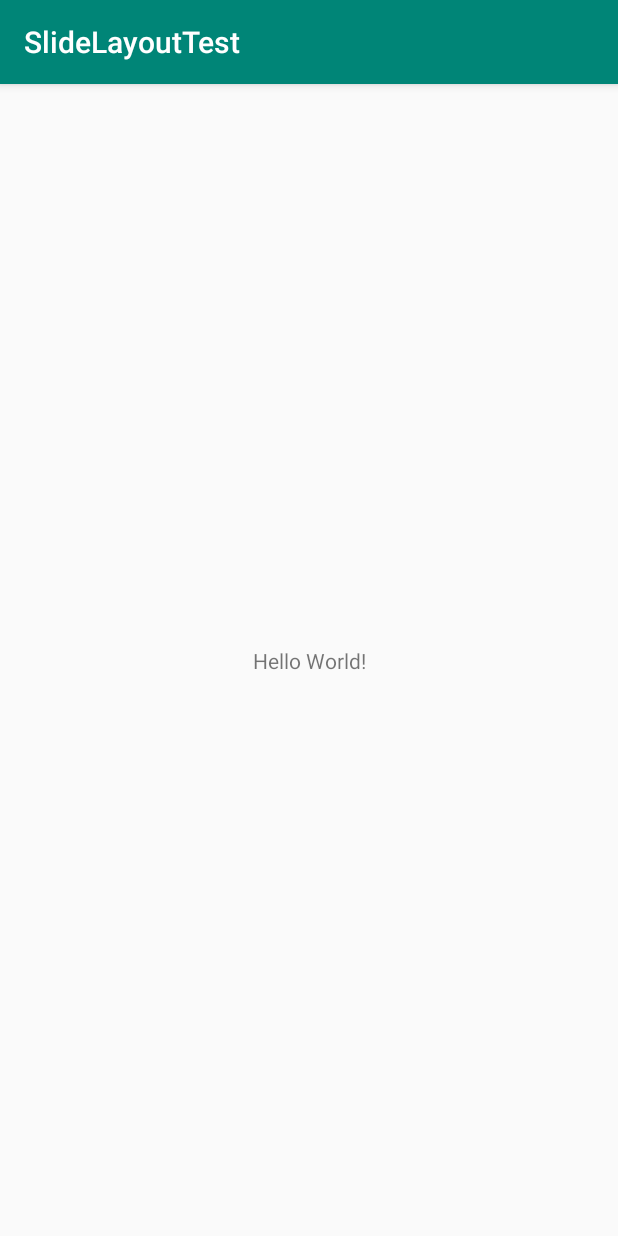
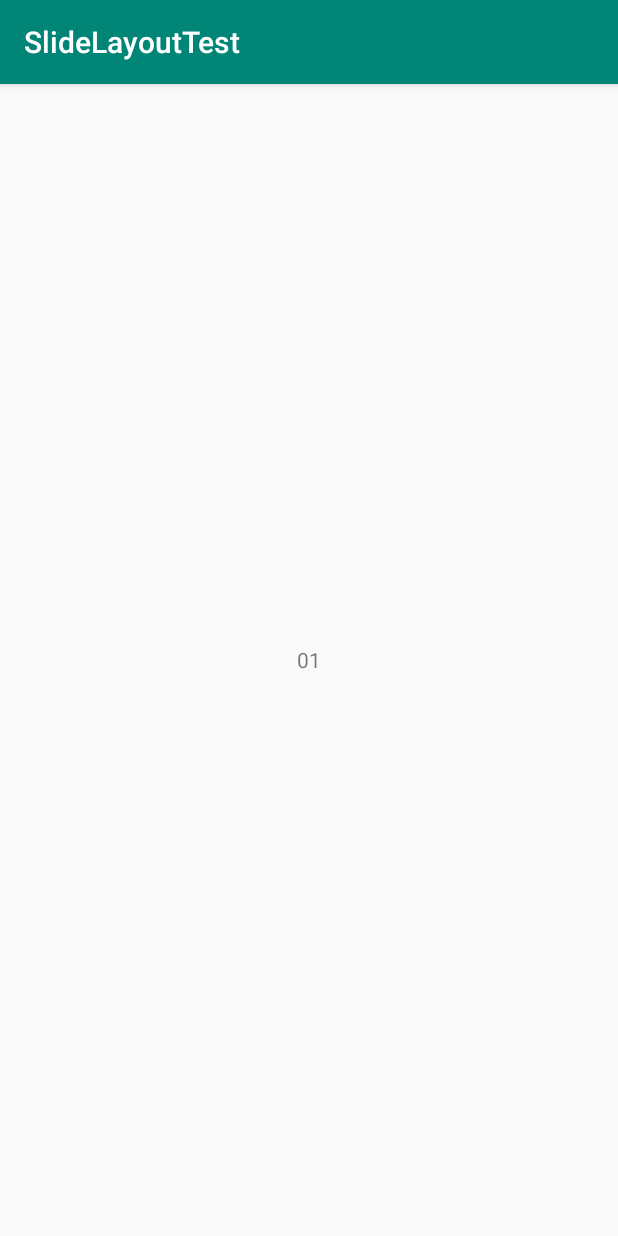
Before and after one commit to DerrickPikachu/SlideLayoutTest, an Android app: the screen it shows after launch (MainActivity), on a phone screen of 412 x 824 dp. Run offline under Robolectric (Android 15) with nearby library versions, the phone set to English and light mode, and no system bars.

Commit message:
prototype of silde layout

```diff
--- a/app/src/main/java/com/example/slidelayouttest/MainActivity.java
+++ b/app/src/main/java/com/example/slidelayouttest/MainActivity.java
@@ -1,14 +1,34 @@
 package com.example.slidelayouttest;
 
 import androidx.appcompat.app.AppCompatActivity;
+import androidx.viewpager.widget.ViewPager;
 
 import android.os.Bundle;
+import android.view.LayoutInflater;
+import android.view.View;
+
+import java.util.ArrayList;
 
 public class MainActivity extends AppCompatActivity {
+
+    ViewPager pager;
+    ArrayList<View> pagerList;
 
     @Override
     protected void onCreate(Bundle savedInstanceState) {
         super.onCreate(savedInstanceState);
         setContentView(R.layout.activity_main);
+        pager = findViewById(R.id.page);
+
+        LayoutInflater inflater = getLayoutInflater().from(this);
+        View v1 = inflater.inflate(R.layout.layout1, null);
+        View v2 = inflater.inflate(R.layout.layout2, null);
+        pagerList = new ArrayList<>();
+        pagerList.add(v1);
+        pagerList.add(v2);
+
+        pager.setAdapter(new MyPagerAdapter(pagerList));
+        pager.setCurrentItem(0);
+        System.out.println("132543265437654");
     }
 }
--- /dev/null
+++ b/app/src/main/java/com/example/slidelayouttest/MyPagerAdapter.java
@@ -0,0 +1,39 @@
+package com.example.slidelayouttest;
+
+import android.view.View;
+import android.view.ViewGroup;
+
+import androidx.annotation.NonNull;
+import androidx.viewpager.widget.PagerAdapter;
+
+import java.util.ArrayList;
+
+public class MyPagerAdapter extends PagerAdapter {
+    private ArrayList<View> viewList;
+
+    public MyPagerAdapter(ArrayList<View> list) {
+        viewList = list;
+    }
+
+    @Override
+    public void destroyItem(ViewGroup container, int position, Object object) {
+        container.removeView((View) object);
+    }
+
+    @Override
+    public Object instantiateItem(ViewGroup container, int position) {
+        View view = viewList.get(position);
+        container.addView(view);
+        return view;
+    }
+
+    @Override
+    public int getCount() {
+        return viewList.size();
+    }
+
+    @Override
+    public boolean isViewFromObject(@NonNull View view, @NonNull Object object) {
+        return view == object;
+    }
+}
--- a/app/src/main/res/layout/activity_main.xml
+++ b/app/src/main/res/layout/activity_main.xml
@@ -1,18 +1,8 @@
 <?xml version="1.0" encoding="utf-8"?>
-<androidx.constraintlayout.widget.ConstraintLayout xmlns:android="http://schemas.android.com/apk/res/android"
+<androidx.viewpager.widget.ViewPager xmlns:android="http://schemas.android.com/apk/res/android"
     xmlns:app="http://schemas.android.com/apk/res-auto"
     xmlns:tools="http://schemas.android.com/tools"
+    android:id="@+id/page"
     android:layout_width="match_parent"
     android:layout_height="match_parent"
-    tools:context=".MainActivity">
-
-    <TextView
-        android:layout_width="wrap_content"
-        android:layout_height="wrap_content"
-        android:text="Hello World!"
-        app:layout_constraintBottom_toBottomOf="parent"
-        app:layout_constraintLeft_toLeftOf="parent"
-        app:layout_constraintRight_toRightOf="parent"
-        app:layout_constraintTop_toTopOf="parent" />
-
-</androidx.constraintlayout.widget.ConstraintLayout>
+    tools:context=".MainActivity"></androidx.viewpager.widget.ViewPager>
--- /dev/null
+++ b/app/src/main/res/layout/layout1.xml
@@ -0,0 +1,11 @@
+<?xml version="1.0" encoding="utf-8"?>
+<LinearLayout xmlns:android="http://schemas.android.com/apk/res/android"
+    android:layout_width="match_parent"
+    android:layout_height="match_parent"
+    android:orientation="vertical"
+    android:gravity="center">
+    <TextView
+        android:layout_width="wrap_content"
+        android:layout_height="wrap_content"
+        android:text="01"/>
+</LinearLayout>
--- /dev/null
+++ b/app/src/main/res/layout/layout2.xml
@@ -0,0 +1,11 @@
+<?xml version="1.0" encoding="utf-8"?>
+<LinearLayout xmlns:android="http://schemas.android.com/apk/res/android"
+    android:layout_width="match_parent"
+    android:layout_height="match_parent"
+    android:orientation="vertical"
+    android:gravity="center">
+    <TextView
+        android:layout_width="wrap_content"
+        android:layout_height="wrap_content"
+        android:text="02"/>
+</LinearLayout>
```
